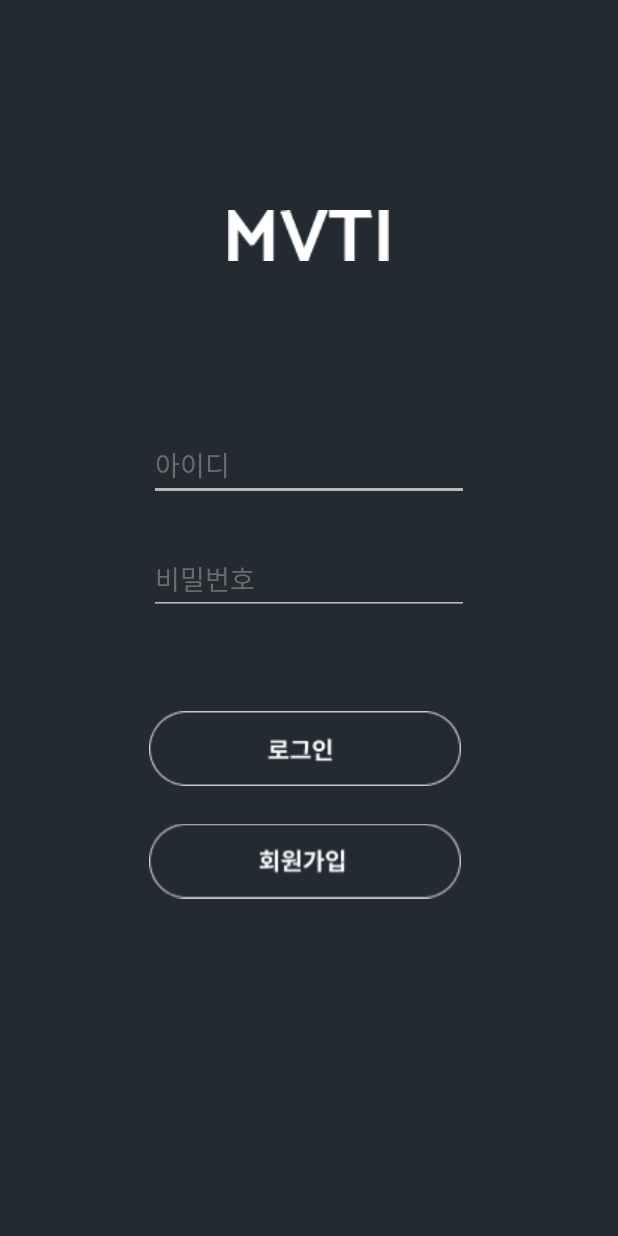
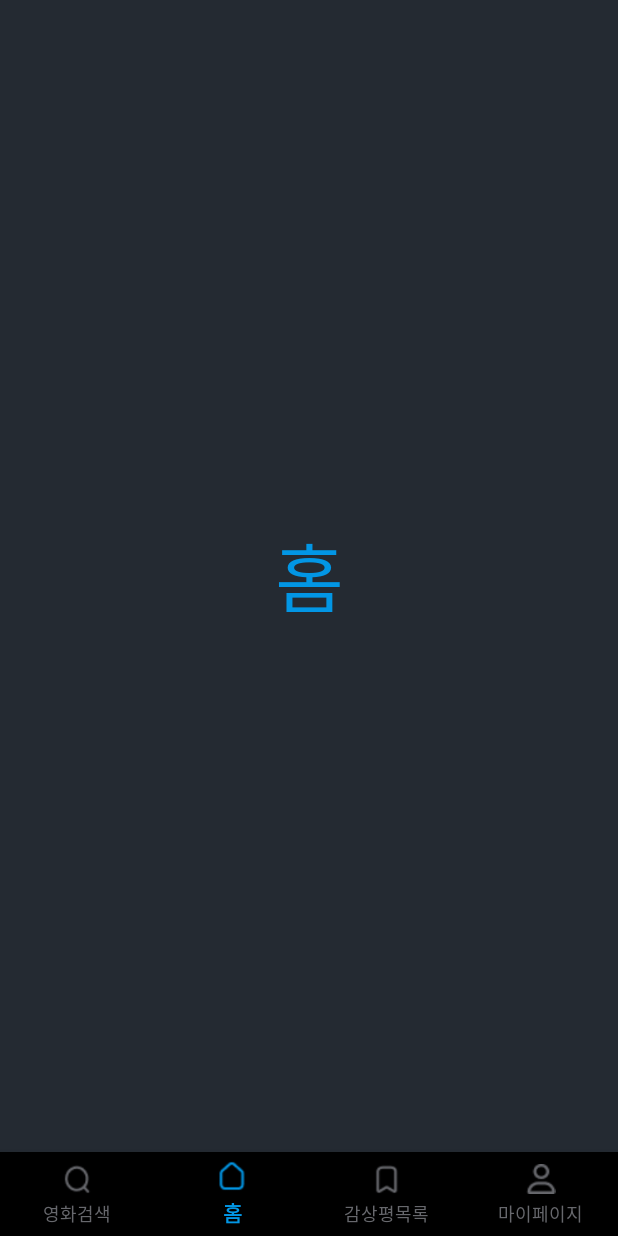
Before and after one commit to ohyyes/movieApp, an Android app: the screen it shows after launch (MainActivity before the commit, HomeActivity after it), after a tap on an icon or button, on a phone screen of 412 x 824 dp. Run offline under Robolectric (Android 15) with nearby library versions, the phone set to English and light mode, and no system bars.

Commit message:
[feat] 프레그먼트 화면 구성

```diff
--- a/app/build.gradle
+++ b/app/build.gradle
@@ -30,6 +30,8 @@ android {
 
 dependencies {
 
+    implementation 'androidx.viewpager2:viewpager2:1.0.0'
+    implementation 'com.google.android.material:material:1.4.0'
     implementation 'androidx.appcompat:appcompat:1.5.1'
     implementation 'com.google.android.material:material:1.7.0'
     implementation 'androidx.constraintlayout:constraintlayout:2.1.4'
--- /dev/null
+++ b/app/src/main/java/com/example/movieapp/HomeActivity.java
@@ -0,0 +1,61 @@
+package com.example.movieapp;
+
+import androidx.annotation.NonNull;
+import androidx.appcompat.app.AppCompatActivity;
+import androidx.fragment.app.FragmentManager;
+import androidx.fragment.app.FragmentTransaction;
+
+import android.os.Bundle;
+import android.view.MenuItem;
+
+import com.google.android.material.bottomnavigation.BottomNavigationView;
+import com.google.android.material.navigation.NavigationBarView;
+
+public class HomeActivity extends AppCompatActivity {
+
+    private FragmentManager fragmentManager = getSupportFragmentManager();
+    private SearchFragment fragmentSearch = new SearchFragment();
+    private ReviewFragment fragmentReview = new ReviewFragment();
+    private MypageFragment fragmentMypage = new MypageFragment();
+    private HomeFragment fragmentHome = new HomeFragment();
+
+
+    @Override
+    protected void onCreate(Bundle savedInstanceState) {
+        super.onCreate(savedInstanceState);
+        setContentView(R.layout.activity_home);
+
+        FragmentTransaction transaction = fragmentManager.beginTransaction();
+        transaction.replace(R.id.menu_frame_layout, fragmentHome).commitAllowingStateLoss();
+
+        BottomNavigationView bottomNavigationView = findViewById(R.id.menu_bottom_navigation);
+        bottomNavigationView.setSelectedItemId(R.id.menu_home);
+        bottomNavigationView.setOnItemSelectedListener(new NavigationBarView.OnItemSelectedListener() {
+
+            @Override
+            public boolean onNavigationItemSelected(@NonNull MenuItem item) {
+                FragmentTransaction transaction = fragmentManager.beginTransaction();
+
+                switch (item.getItemId()) {
+                    case R.id.menu_review:
+                        transaction.replace(R.id.menu_frame_layout, fragmentReview).commitAllowingStateLoss();
+                        break;
+                    case R.id.menu_search:
+                        transaction.replace(R.id.menu_frame_layout, fragmentSearch).commitAllowingStateLoss();
+                        break;
+                    case R.id.menu_mypage:
+                        transaction.replace(R.id.menu_frame_layout, fragmentMypage).commitAllowingStateLoss();
+                        break;
+                    case R.id.menu_home:
+                        transaction.replace(R.id.menu_frame_layout, fragmentHome).commitAllowingStateLoss();
+                        break;
+
+                }
+
+                return true;
+            }
+
+        });
+
+    }
+}
--- /dev/null
+++ b/app/src/main/java/com/example/movieapp/HomeFragment.java
@@ -0,0 +1,66 @@
+package com.example.movieapp;
+
+import android.os.Bundle;
+
+import androidx.fragment.app.Fragment;
+
+import android.view.LayoutInflater;
+import android.view.View;
+import android.view.ViewGroup;
+
+/**
+ * A simple {@link Fragment} subclass.
+ * Use the {@link HomeFragment#newInstance} factory method to
+ * create an instance of this fragment.
+ */
+public class HomeFragment extends Fragment {
+
+    // TODO: Rename parameter arguments, choose names that match
+    // the fragment initialization parameters, e.g. ARG_ITEM_NUMBER
+    private static final String ARG_PARAM1 = "param1";
+    private static final String ARG_PARAM2 = "param2";
+
+    // TODO: Rename and change types of parameters
+    private String mParam1;
+    private String mParam2;
+
+    public HomeFragment() {
+        // Required empty public constructor
+    }
+
+    /**
+     * Use this factory method to create a new instance of
+     * this fragment using the provided parameters.
+     *
+     * @param param1 Parameter 1.
+     * @param param2 Parameter 2.
+     * @return A new instance of fragment HomeFragment.
+     */
+    // TODO: Rename and change types and number of parameters
+    public static HomeFragment newInstance(String param1, String param2) {
+        HomeFragment fragment = new HomeFragment();
+        Bundle args = new Bundle();
+        args.putString(ARG_PARAM1, param1);
+        args.putString(ARG_PARAM2, param2);
+        fragment.setArguments(args);
+        return fragment;
+    }
+
+    @Override
+    public void onCreate(Bundle savedInstanceState) {
+        super.onCreate(savedInstanceState);
+        if (getArguments() != null) {
+            mParam1 = getArguments().getString(ARG_PARAM1);
+            mParam2 = getArguments().getString(ARG_PARAM2);
+        }
+    }
+
+    @Override
+    public View onCreateView(LayoutInflater inflater, ViewGroup container,
+                             Bundle savedInstanceState) {
+        // Inflate the layout for this fragment
+        ViewGroup rootView = (ViewGroup)inflater.inflate(R.layout.fragment_home, container, false);
+
+        return rootView;
+    }
+}
--- a/app/src/main/java/com/example/movieapp/MainActivity.java
+++ b/app/src/main/java/com/example/movieapp/MainActivity.java
@@ -48,7 +48,7 @@ public class MainActivity extends AppCompatActivity {
     private void doLogin() {
         String loginId = et_id.getText().toString().trim();
         String loginPasswd = et_pass.getText().toString().trim();
-
+        /*
         if(loginId.length() == 0) {
             Toast.makeText(this, "아이디를 입력해주세요.", Toast.LENGTH_SHORT).show();
             et_id.requestFocus();
@@ -61,7 +61,7 @@ public class MainActivity extends AppCompatActivity {
 
             return;
         }
-        /*
+
         Member member = AppDatabase.findMember(loginId);
 
         if(member == null){
@@ -75,7 +75,7 @@ public class MainActivity extends AppCompatActivity {
             return;
         }
         */
-        Intent intent = new Intent(this, HomeActivity.class);
+        Intent intent = new Intent(MainActivity.this, HomeActivity.class);
         //intent.putExtra("loginedMemberId", member.getId());
         startActivity(intent);
         Toast.makeText(this, "로그인 성공", Toast.LENGTH_SHORT).show();
--- /dev/null
+++ b/app/src/main/java/com/example/movieapp/MypageFragment.java
@@ -0,0 +1,67 @@
+package com.example.movieapp;
+
+import android.os.Bundle;
+
+import androidx.fragment.app.Fragment;
+
+import android.view.LayoutInflater;
+import android.view.View;
+import android.view.ViewGroup;
+
+/**
+ * A simple {@link Fragment} subclass.
+ * Use the {@link MypageFragment#newInstance} factory method to
+ * create an instance of this fragment.
+ */
+public class MypageFragment extends Fragment {
+
+    // TODO: Rename parameter arguments, choose names that match
+    // the fragment initialization parameters, e.g. ARG_ITEM_NUMBER
+    private static final String ARG_PARAM1 = "param1";
+    private static final String ARG_PARAM2 = "param2";
+
+    // TODO: Rename and change types of parameters
+    private String mParam1;
+    private String mParam2;
+
+    public MypageFragment() {
+        // Required empty public constructor
+    }
+
+    /**
+     * Use this factory method to create a new instance of
+     * this fragment using the provided parameters.
+     *
+     * @param param1 Parameter 1.
+     * @param param2 Parameter 2.
+     * @return A new instance of fragment MypageFragment.
+     */
+    // TODO: Rename and change types and number of parameters
+    public static MypageFragment newInstance(String param1, String param2) {
+        MypageFragment fragment = new MypageFragment();
+        Bundle args = new Bundle();
+        args.putString(ARG_PARAM1, param1);
+        args.putString(ARG_PARAM2, param2);
+        fragment.setArguments(args);
+        return fragment;
+    }
+
+    @Override
+    public void onCreate(Bundle savedInstanceState) {
+        super.onCreate(savedInstanceState);
+        if (getArguments() != null) {
+            mParam1 = getArguments().getString(ARG_PARAM1);
+            mParam2 = getArguments().getString(ARG_PARAM2);
+        }
+    }
+
+    @Override
+    public View onCreateView(LayoutInflater inflater, ViewGroup container,
+                             Bundle savedInstanceState) {
+        // Inflate the layout for this fragment
+
+        ViewGroup rootView = (ViewGroup)inflater.inflate(R.layout.fragment_mypage, container, false);
+
+        return rootView;
+    }
+}
--- /dev/null
+++ b/app/src/main/java/com/example/movieapp/ReviewFragment.java
@@ -0,0 +1,66 @@
+package com.example.movieapp;
+
+import android.os.Bundle;
+
+import androidx.fragment.app.Fragment;
+
+import android.view.LayoutInflater;
+import android.view.View;
+import android.view.ViewGroup;
+
+/**
+ * A simple {@link Fragment} subclass.
+ * Use the {@link ReviewFragment#newInstance} factory method to
+ * create an instance of this fragment.
+ */
+public class ReviewFragment extends Fragment {
+
+    // TODO: Rename parameter arguments, choose names that match
+    // the fragment initialization parameters, e.g. ARG_ITEM_NUMBER
+    private static final String ARG_PARAM1 = "param1";
+    private static final String ARG_PARAM2 = "param2";
+
+    // TODO: Rename and change types of parameters
+    private String mParam1;
+    private String mParam2;
+
+    public ReviewFragment() {
+        // Required empty public constructor
+    }
+
+    /**
+     * Use this factory method to create a new instance of
+     * this fragment using the provided parameters.
+     *
+     * @param param1 Parameter 1.
+     * @param param2 Parameter 2.
+     * @return A new instance of fragment ReviewFragment.
+     */
+    // TODO: Rename and change types and number of parameters
+    public static ReviewFragment newInstance(String param1, String param2) {
+        ReviewFragment fragment = new ReviewFragment();
+        Bundle args = new Bundle();
+        args.putString(ARG_PARAM1, param1);
+        args.putString(ARG_PARAM2, param2);
+        fragment.setArguments(args);
+        return fragment;
+    }
+
+    @Override
+    public void onCreate(Bundle savedInstanceState) {
+        super.onCreate(savedInstanceState);
+        if (getArguments() != null) {
+            mParam1 = getArguments().getString(ARG_PARAM1);
+            mParam2 = getArguments().getString(ARG_PARAM2);
+        }
+    }
+
+    @Override
+    public View onCreateView(LayoutInflater inflater, ViewGroup container,
+                             Bundle savedInstanceState) {
+        // Inflate the layout for this fragment
+        ViewGroup rootView = (ViewGroup)inflater.inflate(R.layout.fragment_review, container, false);
+
+        return rootView;
+    }
+}
--- /dev/null
+++ b/app/src/main/java/com/example/movieapp/SearchFragment.java
@@ -0,0 +1,66 @@
+package com.example.movieapp;
+
+import android.os.Bundle;
+
+import androidx.fragment.app.Fragment;
+
+import android.view.LayoutInflater;
+import android.view.View;
+import android.view.ViewGroup;
+
+/**
+ * A simple {@link Fragment} subclass.
+ * Use the {@link SearchFragment#newInstance} factory method to
+ * create an instance of this fragment.
+ */
+public class SearchFragment extends Fragment {
+
+    // TODO: Rename parameter arguments, choose names that match
+    // the fragment initialization parameters, e.g. ARG_ITEM_NUMBER
+    private static final String ARG_PARAM1 = "param1";
+    private static final String ARG_PARAM2 = "param2";
+
+    // TODO: Rename and change types of parameters
+    private String mParam1;
+    private String mParam2;
+
+    public SearchFragment() {
+        // Required empty public constructor
+    }
+
+    /**
+     * Use this factory method to create a new instance of
+     * this fragment using the provided parameters.
+     *
+     * @param param1 Parameter 1.
+     * @param param2 Parameter 2.
+     * @return A new instance of fragment SearchFragment.
+     */
+    // TODO: Rename and change types and number of parameters
+    public static SearchFragment newInstance(String param1, String param2) {
+        SearchFragment fragment = new SearchFragment();
+        Bundle args = new Bundle();
+        args.putString(ARG_PARAM1, param1);
+        args.putString(ARG_PARAM2, param2);
+        fragment.setArguments(args);
+        return fragment;
+    }
+
+    @Override
+    public void onCreate(Bundle savedInstanceState) {
+        super.onCreate(savedInstanceState);
+        if (getArguments() != null) {
+            mParam1 = getArguments().getString(ARG_PARAM1);
+            mParam2 = getArguments().getString(ARG_PARAM2);
+        }
+    }
+
+    @Override
+    public View onCreateView(LayoutInflater inflater, ViewGroup container,
+                             Bundle savedInstanceState) {
+        // Inflate the layout for this fragment
+        ViewGroup rootView = (ViewGroup)inflater.inflate(R.layout.fragment_search, container, false);
+
+        return rootView;
+    }
+}
--- /dev/null
+++ b/app/src/main/res/drawable/menu_item_color.xml
@@ -0,0 +1,5 @@
+<?xml version="1.0" encoding="utf-8"?>
+<selector xmlns:android="http://schemas.android.com/apk/res/android">
+    <item android:state_checked="true" android:color="@color/main"/>
+    <item android:state_checked="false" android:color="@color/submain"/>
+</selector>
--- /dev/null
+++ b/app/src/main/res/layout/activity_home.xml
@@ -0,0 +1,28 @@
+<?xml version="1.0" encoding="utf-8"?>
+<androidx.constraintlayout.widget.ConstraintLayout xmlns:android="http://schemas.android.com/apk/res/android"
+    xmlns:app="http://schemas.android.com/apk/res-auto"
+    xmlns:tools="http://schemas.android.com/tools"
+    android:layout_width="match_parent"
+    android:layout_height="match_parent"
+    tools:context=".HomeActivity"
+    android:background="@color/BG">
+
+    <FrameLayout
+        android:id="@+id/menu_frame_layout"
+        android:layout_width="match_parent"
+        android:layout_height="match_parent"
+        android:layout_marginBottom="?attr/actionBarSize"/>
+
+    <com.google.android.material.bottomnavigation.BottomNavigationView
+        android:id="@+id/menu_bottom_navigation"
+        android:layout_width="match_parent"
+        android:layout_height="wrap_content"
+        android:layout_gravity="bottom"
+        app:itemIconTint="@drawable/menu_item_color"
+        app:itemTextColor="@drawable/menu_item_color"
+        app:itemIconSize="20dp"
+        app:labelVisibilityMode="labeled"
+        app:layout_constraintBottom_toBottomOf="parent"
+        app:menu="@menu/main_menu_bottom"/>
+
+</androidx.constraintlayout.widget.ConstraintLayout>
--- /dev/null
+++ b/app/src/main/res/layout/fragment_home.xml
@@ -0,0 +1,17 @@
+<?xml version="1.0" encoding="utf-8"?>
+<FrameLayout xmlns:android="http://schemas.android.com/apk/res/android"
+    xmlns:tools="http://schemas.android.com/tools"
+    android:layout_width="match_parent"
+    android:layout_height="match_parent"
+    tools:context=".HomeFragment">
+
+    <!-- TODO: Update blank fragment layout -->
+    <TextView
+        android:layout_width="match_parent"
+        android:layout_height="match_parent"
+        android:text="홈"
+        android:gravity="center"
+        android:textColor="@color/main"
+        android:textSize="50sp"
+        />
+</FrameLayout>
--- /dev/null
+++ b/app/src/main/res/menu/main_menu_bottom.xml
@@ -0,0 +1,22 @@
+<?xml version="1.0" encoding="utf-8"?>
+<menu xmlns:android="http://schemas.android.com/apk/res/android">
+    <item
+        android:id="@+id/menu_search"
+        android:icon="@drawable/search"
+        android:title="영화검색" />
+
+    <item
+        android:id="@+id/menu_home"
+        android:icon="@drawable/home"
+        android:title="홈" />
+
+    <item
+        android:id="@+id/menu_review"
+        android:icon="@drawable/review"
+        android:title="감상평목록" />
+
+    <item
+        android:id="@+id/menu_mypage"
+        android:icon="@drawable/mypage"
+        android:title="마이페이지" />
+</menu>
--- a/app/src/main/res/values/colors.xml
+++ b/app/src/main/res/values/colors.xml
@@ -2,6 +2,7 @@
 <resources>
     <color name="BG">#242A32</color>
     <color name="main">#0296E5</color>
+    <color name="submain">#67686D</color>
     <color name="black">#FF000000</color>
     <color name="white">#FFFFFFFF</color>
 </resources>
--- a/app/src/main/res/values/strings.xml
+++ b/app/src/main/res/values/strings.xml
@@ -1,3 +1,5 @@
 <resources>
     <string name="app_name">movieApp</string>
+    <!-- TODO: Remove or change this placeholder text -->
+    <string name="hello_blank_fragment">Hello blank fragment</string>
 </resources>
```
Also changed, not shown: app/src/main/res/layout/fragment_mypage.xml (added, +17 -0 lines), app/src/main/res/layout/fragment_review.xml (added, +17 -0 lines), app/src/main/res/layout/fragment_search.xml (added, +18 -0 lines), app/src/main/res/drawable-v24/home.png (added), app/src/main/res/drawable-v24/mypage.png (added), app/src/main/res/drawable-v24/review.png (added), app/src/main/res/drawable-v24/search.png (added).
